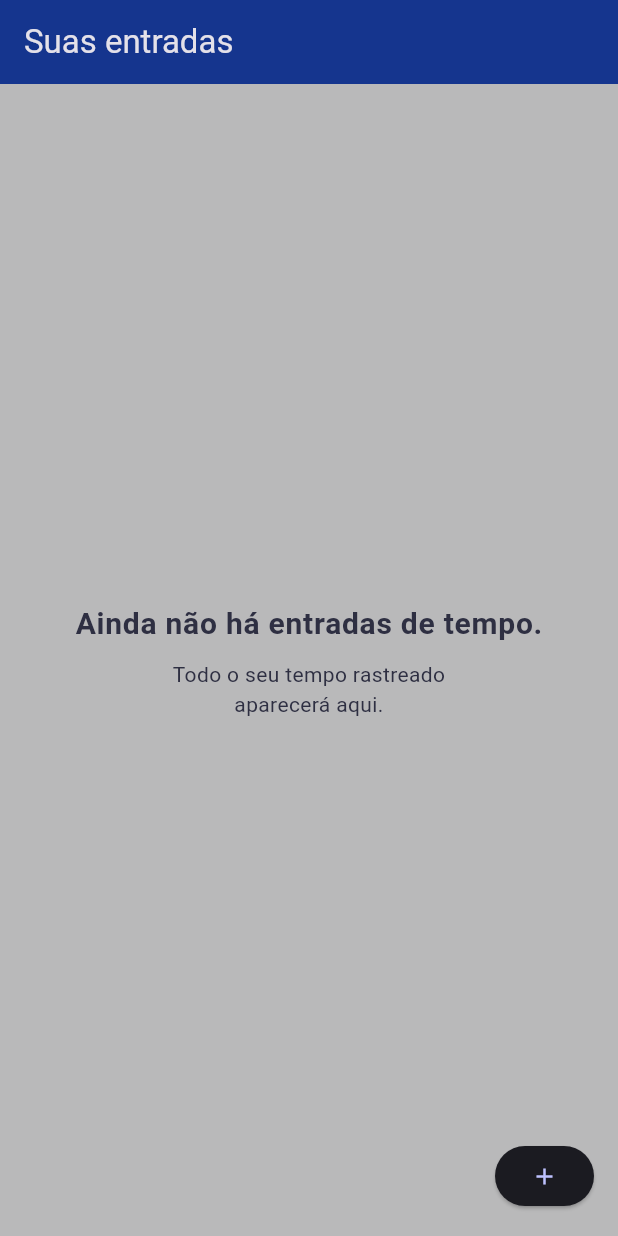
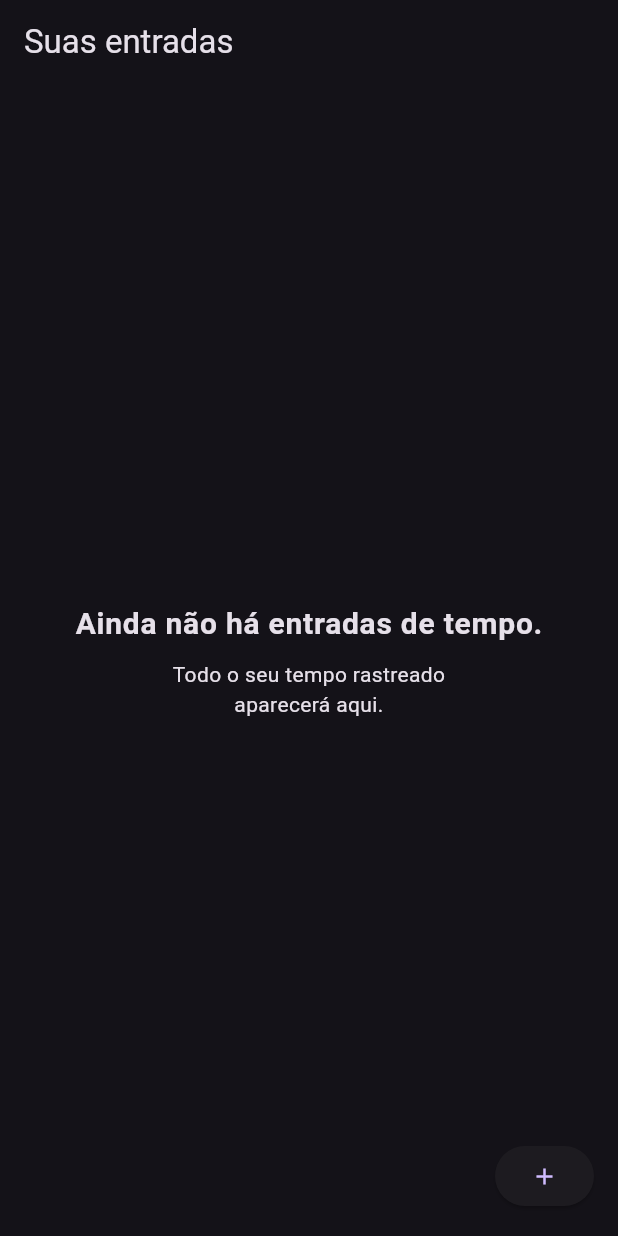
Before and after one commit to Overdrive-Internal-Product-Team/overtimer-mobile, a Flutter app: the screen it shows after launch, on a phone screen of 412 x 824 dp. Run offline on Flutter 3.47's test engine with Material 3 defaults, Android fonts, the light colour scheme and no system bars; our stand-ins replace mask_text_input_formatter.

Commit message:
minor theme update

```diff
--- a/lib/main.dart
+++ b/lib/main.dart
@@ -13,14 +13,17 @@ class MyApp extends StatelessWidget {
   Widget build(BuildContext context) {
     return MaterialApp(
         title: 'Overtimer',
-        theme: ThemeData.dark().copyWith(
-          colorScheme: ColorScheme.fromSeed(
-            seedColor: const Color.fromARGB(255, 84, 94, 239),
-            brightness: Brightness.dark,
-            surface: const Color.fromARGB(255, 21, 53, 142),
-          ),
-          scaffoldBackgroundColor: const Color.fromARGB(255, 185, 185, 186),
-        ),
+        theme: ThemeData.dark(),
+        // theme: ThemeData.dark().copyWith(
+        //   // textTheme:
+        //   //     const TextTheme(bodyMedium: TextStyle(color: Colors.black)),
+        //   colorScheme: ColorScheme.fromSeed(
+        //     seedColor: const Color.fromARGB(255, 58, 25, 194),
+        //     brightness: Brightness.light,
+        //     surface: const Color.fromARGB(255, 21, 53, 142),
+        //   ),
+        //   scaffoldBackgroundColor: const Color.fromARGB(255, 185, 185, 186),
+        // ),
         home: const IntervalListScreen());
   }
 }
--- a/lib/screens/interval_list.dart
+++ b/lib/screens/interval_list.dart
@@ -42,7 +42,7 @@ class _IntervalListScreenState extends State<IntervalListScreen> {
         Text(
           'Ainda não há entradas de tempo.',
           style: Theme.of(context).textTheme.bodyLarge!.copyWith(
-              color: Theme.of(context).colorScheme.onSecondary,
+              // color: Theme.of(context).colorScheme.onSecondary,
               fontSize: 20,
               fontWeight: FontWeight.bold),
         ),
@@ -54,7 +54,7 @@ class _IntervalListScreenState extends State<IntervalListScreen> {
           child: Text(
             'Todo o seu tempo rastreado aparecerá aqui.',
             style: Theme.of(context).textTheme.bodyMedium!.copyWith(
-                color: Theme.of(context).colorScheme.onSecondary,
+                // color: Theme.of(context).colorScheme.onSecondary,
                 fontWeight: FontWeight.normal),
             textAlign: TextAlign.center,
           ),
```
